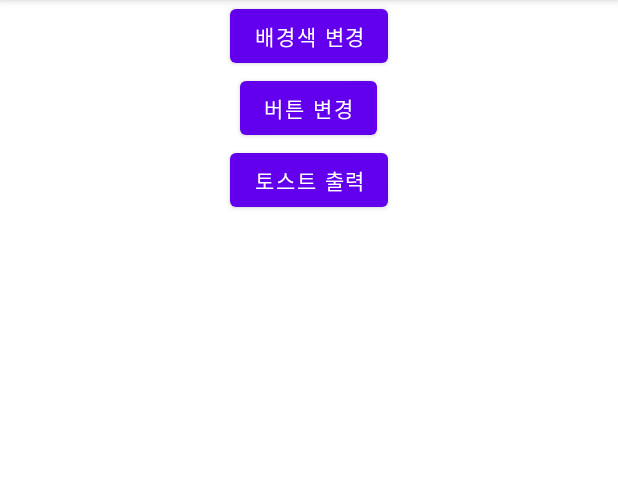
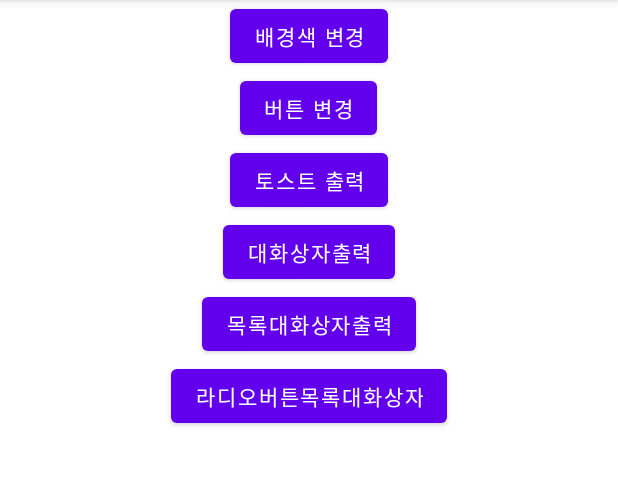
Before and after one commit to jihye1012/Mirim_Project_0726_02, an Android app: the screen it shows after launch (MainActivity), on a phone screen of 412 x 824 dp, the part 84-569 px from its top. Run offline under Robolectric (Android 15) with nearby library versions, the phone set to English and light mode, and no system bars.

Commit message:
라디오버튼 목록 대화상자 완료

```diff
--- a/app/src/main/java/kr/hs/emirim/s2127/mirim_project_0726_02/MainActivity.java
+++ b/app/src/main/java/kr/hs/emirim/s2127/mirim_project_0726_02/MainActivity.java
@@ -1,8 +1,10 @@
 package kr.hs.emirim.s2127.mirim_project_0726_02;
 
 import androidx.annotation.NonNull;
+import androidx.appcompat.app.AlertDialog;
 import androidx.appcompat.app.AppCompatActivity;
 
+import android.content.DialogInterface;
 import android.graphics.Color;
 import android.os.Bundle;
 import android.view.ContextMenu;
@@ -16,7 +18,8 @@ import android.widget.Toast;
 
 public class MainActivity extends AppCompatActivity {
     LinearLayout linear;
-    Button btn2;
+    Button btn2,btn5,btn6;
+    String[] listArr={"하트1","하트2","하트3"};
 
     @Override
     protected void onCreate(Bundle savedInstanceState) {
@@ -29,7 +32,65 @@ public class MainActivity extends AppCompatActivity {
         registerForContextMenu(btn2);
         Button btn3=findViewById(R.id.btn_toast);
         btn3.setOnClickListener(toastListner);
+        Button btn4=findViewById(R.id.btn_dialog);
+        btn4.setOnClickListener(dialogListener);
+        btn5= findViewById(R.id.btn_dialog_list);
+        btn5.setOnClickListener(listDialogListener);
+        btn6= findViewById(R.id.btn_dialog_radio);
+        btn6.setOnClickListener(radioDialogListener);
     }
+    View.OnClickListener radioDialogListener=new View.OnClickListener() {
+        @Override
+        public void onClick(View view) {
+            AlertDialog.Builder dlg= new AlertDialog.Builder(MainActivity.this);
+            dlg.setIcon(R.drawable.boxicon);
+            dlg.setTitle("가고 싶은 여행지는?");
+            dlg.setSingleChoiceItems(listArr,0, new DialogInterface.OnClickListener() {
+                @Override
+                public void onClick(DialogInterface dialogInterface, int i) {
+                    btn6.setText(listArr[i]);
+                }
+            });
+            dlg.setNegativeButton("닫기",null);
+            dlg.show();
+        }
+    };
+
+    View.OnClickListener listDialogListener = new View.OnClickListener() {
+        @Override
+        public void onClick(View view) {
+            AlertDialog.Builder dlg= new AlertDialog.Builder(MainActivity.this);
+            dlg.setIcon(R.drawable.boxicon);
+            dlg.setTitle("가고 싶은 여행지는?");
+            dlg.setItems(listArr, new DialogInterface.OnClickListener() {
+                @Override
+                public void onClick(DialogInterface dialogInterface, int i) {
+                    btn5.setText(listArr[i]);
+                }
+            });
+            dlg.setNegativeButton("닫기",null);
+            dlg.show();
+        }
+    };
+    View.OnClickListener dialogListener = new View.OnClickListener() {
+        @Override
+        public void onClick(View view) {
+            AlertDialog.Builder dialog = new AlertDialog.Builder(MainActivity.this);
+            dialog.setIcon(R.drawable.boxicon);
+            dialog.setTitle("대화상자연습");
+            dialog.setMessage("여기는 대화상자 내용이 들어갑니다");
+            dialog.setPositiveButton("확인", new DialogInterface.OnClickListener() {
+                @Override
+                public void onClick(DialogInterface dialogInterface, int i) {
+                    linear.setBackgroundColor(Color.GRAY);
+                }
+            });
+            dialog.setNegativeButton("취소",null);
+        dialog.show();
+        }
+    };
+
+
     View.OnClickListener toastListner =new View.OnClickListener() {
         @Override
         public void onClick(View view) {
--- a/app/src/main/res/layout/activity_main.xml
+++ b/app/src/main/res/layout/activity_main.xml
@@ -24,6 +24,21 @@
         android:layout_width="wrap_content"
         android:layout_height="wrap_content"
         android:text="토스트 출력"/>
+    <Button
+        android:id="@+id/btn_dialog"
+        android:layout_width="wrap_content"
+        android:layout_height="wrap_content"
+        android:text="대화상자출력"/>
+    <Button
+        android:id="@+id/btn_dialog_list"
+        android:layout_width="wrap_content"
+        android:layout_height="wrap_content"
+        android:text="목록대화상자출력"/>
+    <Button
+        android:id="@+id/btn_dialog_radio"
+        android:layout_width="wrap_content"
+        android:layout_height="wrap_content"
+        android:text="라디오버튼목록대화상자"/>
 
 
 
```
Also changed, not shown: app/src/main/res/drawable/boxicon.png (added).
